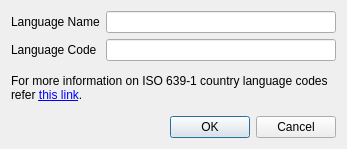
gltn/stdm-documentation-editor, file ui/ui_add_language.ui: the form before one commit.
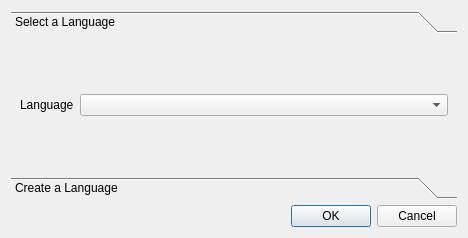
The form after the commit.

Commit message: Enhanced Add language and preview page

Diff of the .ui file:
```diff
--- a/ui/ui_add_language.ui
+++ b/ui/ui_add_language.ui
@@ -6,8 +6,8 @@
    <rect>
     <x>0</x>
     <y>0</y>
-    <width>347</width>
-    <height>149</height>
+    <width>468</width>
+    <height>238</height>
    </rect>
   </property>
   <property name="windowTitle">
@@ -15,6 +15,60 @@
   </property>
   <layout class="QVBoxLayout" name="verticalLayout">
    <item>
+    <widget class="QToolBox" name="toolBox">
+     <property name="currentIndex">
+      <number>0</number>
+     </property>
+     <widget class="QWidget" name="page_3">
+      <property name="geometry">
+       <rect>
+        <x>0</x>
+        <y>0</y>
+        <width>446</width>
+        <height>119</height>
+       </rect>
+      </property>
+      <attribute name="label">
+       <string>Select a Language</string>
+      </attribute>
+      <layout class="QVBoxLayout" name="verticalLayout_2">
+       <item>
+        <layout class="QHBoxLayout" name="horizontalLayout">
+         <item>
+          <widget class="QLabel" name="label_4">
+           <property name="text">
+            <string>Language</string>
+           </property>
+          </widget>
+         </item>
+         <item>
+          <widget class="QComboBox" name="select_language_cbo">
+           <property name="sizePolicy">
+            <sizepolicy hsizetype="Expanding" vsizetype="Fixed">
+             <horstretch>0</horstretch>
+             <verstretch>0</verstretch>
+            </sizepolicy>
+           </property>
+          </widget>
+         </item>
+        </layout>
+       </item>
+      </layout>
+     </widget>
+     <widget class="QWidget" name="page_4">
+      <property name="geometry">
+       <rect>
+        <x>0</x>
+        <y>0</y>
+        <width>446</width>
+        <height>119</height>
+       </rect>
+      </property>
+      <attribute name="label">
+       <string>Create a Language</string>
+      </attribute>
+      <layout class="QVBoxLayout" name="verticalLayout_3">
+       <item>
     <layout class="QGridLayout" name="gridLayout">
      <item row="0" column="0">
       <widget class="QLabel" name="label">
@@ -60,6 +114,10 @@
      <property name="textInteractionFlags">
       <set>Qt::LinksAccessibleByKeyboard|Qt::LinksAccessibleByMouse</set>
      </property>
+        </widget>
+       </item>
+      </layout>
+     </widget>
     </widget>
    </item>
    <item>
```
Lines whose indentation alone changed are shown as unchanged. The commit also changes 14 other files.
